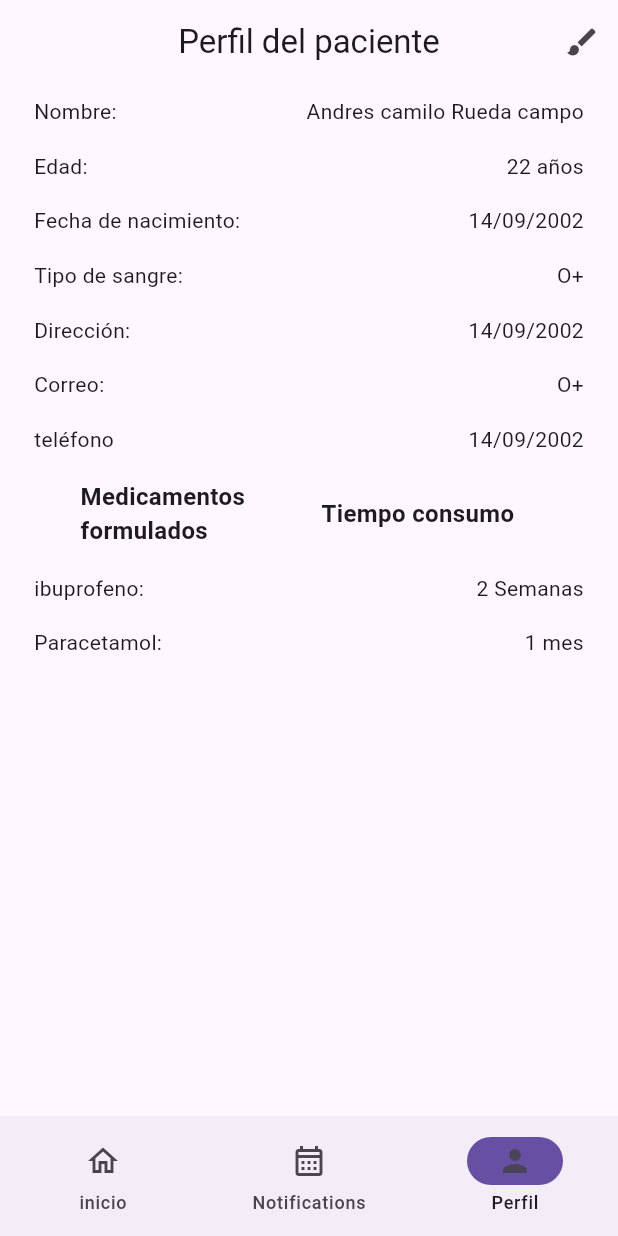
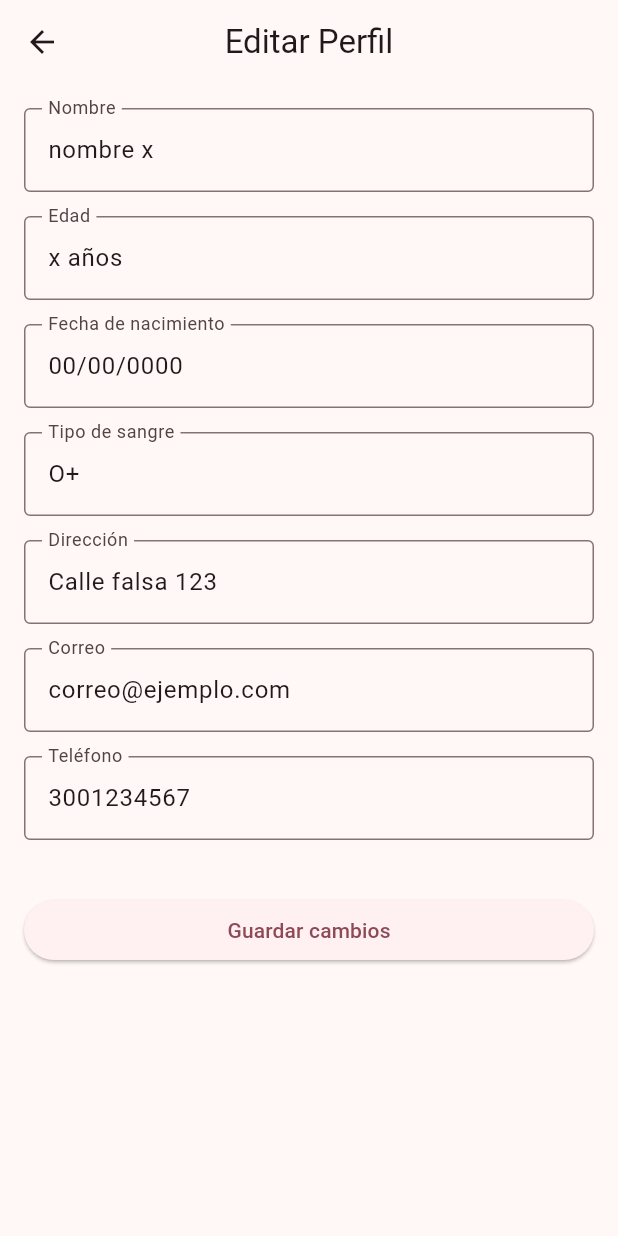
Before and after one commit to p1errot/Recuerda-Med, a Flutter app: the screen it shows after launch, item 3 of the bottom bar chosen, after a tap on the "brush" icon, on a phone screen of 412 x 824 dp. Run offline on Flutter 3.47's test engine with Material 3 defaults, Android fonts, the light colour scheme and no system bars.

Commit message:
editar perfil

```diff
--- a/lib/main.dart
+++ b/lib/main.dart
@@ -10,7 +10,7 @@ class MyApp extends StatelessWidget {
   @override
   Widget build(BuildContext context) {
     return MaterialApp(
-      theme: AppTheme(selectColor: 0).theme(),
+      theme: AppTheme(selectColor: 6).theme(),
       title: 'RecuerdaMed',
       debugShowCheckedModeBanner: true,
       home: NavigationBarApp(),
--- /dev/null
+++ b/lib/presentation/Screens/perfil/editar_perfil_screen.dart
@@ -0,0 +1,108 @@
+import 'package:flutter/material.dart';
+import 'dart:convert'; // Importa la librería para trabajar con JSON
+
+class EditarPerfilScreen extends StatefulWidget {
+  const EditarPerfilScreen({super.key});
+
+  @override
+  State<EditarPerfilScreen> createState() => _EditarPerfilScreenState();
+}
+
+class _EditarPerfilScreenState extends State<EditarPerfilScreen> {
+  // Declara los TextEditingController como miembros del estado
+  // para que persistan y podamos acceder a sus valores.
+  final TextEditingController nombreController = TextEditingController(
+    text: "nombre x",
+  );
+  final TextEditingController edadController = TextEditingController(
+    text: "x años",
+  );
+  final TextEditingController fechaNacimientoController = TextEditingController(
+    text: "00/00/0000",
+  );
+  final TextEditingController tipoSangreController = TextEditingController(
+    text: "O+",
+  );
+  final TextEditingController direccionController = TextEditingController(
+    text: "Calle falsa 123",
+  );
+  final TextEditingController correoController = TextEditingController(
+    text: "correo@ejemplo.com",
+  );
+  final TextEditingController telefonoController = TextEditingController(
+    text: "3001234567",
+  );
+
+  @override
+  void dispose() {
+    // Es importante liberar los controladores cuando el widget ya no se usa
+    nombreController.dispose();
+    edadController.dispose();
+    fechaNacimientoController.dispose();
+    tipoSangreController.dispose();
+    direccionController.dispose();
+    correoController.dispose();
+    telefonoController.dispose();
+    super.dispose();
+  }
+
+  @override
+  Widget build(BuildContext context) {
+    return Scaffold(
+      appBar: AppBar(title: const Text("Editar Perfil"), centerTitle: true),
+      body: Padding(
+        padding: const EdgeInsets.all(16.0),
+        child: ListView(
+          children: [
+            _buildCampo("Nombre", nombreController),
+            _buildCampo("Edad", edadController),
+            _buildCampo("Fecha de nacimiento", fechaNacimientoController),
+            _buildCampo("Tipo de sangre", tipoSangreController),
+            _buildCampo("Dirección", direccionController),
+            _buildCampo("Correo", correoController),
+            _buildCampo("Teléfono", telefonoController),
+            const SizedBox(height: 20),
+            ElevatedButton(
+              onPressed: () {
+                // Aquí recogemos los datos y los formateamos como JSON
+                Map<String, dynamic> datosPerfil = {
+                  "nombre": nombreController.text,
+                  "edad": edadController.text,
+                  "fechaNacimiento": fechaNacimientoController.text,
+                  "tipoSangre": tipoSangreController.text,
+                  "direccion": direccionController.text,
+                  "correo": correoController.text,
+                  "telefono": telefonoController.text,
+                };
+
+                // Convertir el mapa a una cadena JSON
+                String jsonDatosPerfil = jsonEncode(datosPerfil);
+
+                // Imprimir el JSON en la consola (puedes enviarlo a una API, etc.)
+                print("Datos del perfil en JSON:");
+                print(jsonDatosPerfil);
+
+                // Aquí podrías guardar los datos modificados
+                print("Perfil actualizado");
+              },
+              child: const Text("Guardar cambios"),
+            ),
+          ],
+        ),
+      ),
+    );
+  }
+
+  Widget _buildCampo(String label, TextEditingController controller) {
+    return Padding(
+      padding: const EdgeInsets.only(bottom: 16),
+      child: TextFormField(
+        controller: controller,
+        decoration: InputDecoration(
+          labelText: label,
+          border: const OutlineInputBorder(),
+        ),
+      ),
+    );
+  }
+}
--- a/lib/presentation/Screens/perfil/perfil_screen.dart
+++ b/lib/presentation/Screens/perfil/perfil_screen.dart
@@ -1,4 +1,5 @@
 import 'package:flutter/material.dart';
+import 'package:recuerdamed/presentation/Screens/perfil/editar_perfil_screen.dart';
 
 class PerfilScreen extends StatelessWidget {
   const PerfilScreen({super.key});
@@ -12,7 +13,10 @@ class PerfilScreen extends StatelessWidget {
           IconButton(
             icon: const Icon(Icons.brush),
             onPressed: () {
-              return print("hola");
+              Navigator.push(
+                context,
+                MaterialPageRoute(builder: (context) => EditarPerfilScreen()),
+              );
             },
           ),
         ],
@@ -24,25 +28,21 @@ class PerfilScreen extends StatelessWidget {
               mainAxisAlignment: MainAxisAlignment.center,
               children: <Widget>[
                 const TextoA(text: "Nombre:", width: 0.35),
-                const TextoA(
-                  text: "Andres camilo Rueda campo",
-                  width: 0.5,
-                  aling: 1,
-                ),
+                const TextoA(text: "nombre prueba", width: 0.5, aling: 1),
               ],
             ),
             Row(
               mainAxisAlignment: MainAxisAlignment.center,
               children: const <Widget>[
                 TextoA(text: "Edad:", width: 0.35),
-                TextoA(text: "22 años", width: 0.5, aling: 1),
+                TextoA(text: "x años", width: 0.5, aling: 1),
               ],
             ),
             Row(
               mainAxisAlignment: MainAxisAlignment.center,
               children: const <Widget>[
                 TextoA(text: "Fecha de nacimiento:", width: 0.35),
-                TextoA(text: "14/09/2002", width: 0.5, aling: 1),
+                TextoA(text: "00/00/0000", width: 0.5, aling: 1),
               ],
             ),
             Row(
@@ -56,7 +56,7 @@ class PerfilScreen extends StatelessWidget {
               mainAxisAlignment: MainAxisAlignment.center,
               children: const <Widget>[
                 TextoA(text: "Dirección:", width: 0.35),
-                TextoA(text: "14/09/2002", width: 0.5, aling: 1),
+                TextoA(text: "calle x #x -x", width: 0.5, aling: 1),
               ],
             ),
             Row(
@@ -70,7 +70,7 @@ class PerfilScreen extends StatelessWidget {
               mainAxisAlignment: MainAxisAlignment.center,
               children: const <Widget>[
                 TextoA(text: "teléfono", width: 0.35),
-                TextoA(text: "14/09/2002", width: 0.5, aling: 1),
+                TextoA(text: "123456789", width: 0.5, aling: 1),
               ],
             ),
 
--- a/lib/presentation/widgets/navigationbar/navigationbar.dart
+++ b/lib/presentation/widgets/navigationbar/navigationbar.dart
@@ -6,7 +6,8 @@ class NavigationBarApp extends StatelessWidget {
 
   @override
   Widget build(BuildContext context) {
-    return const MaterialApp(home: NavigationExample());
+    final colors = Theme.of(context);
+    return MaterialApp(home: const NavigationExample(), theme: colors);
   }
 }
 
```
Also changed, not shown: lib/presentation/Screens/perfil/perfil_modificar_screen.dart (deleted).
